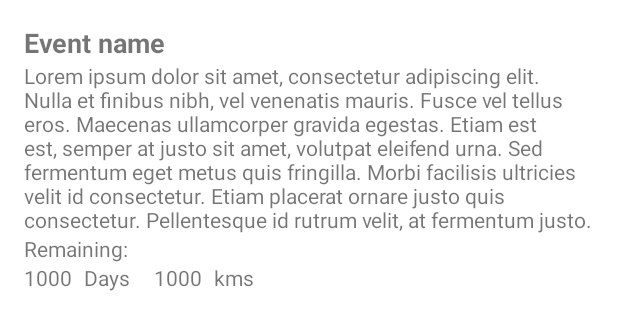
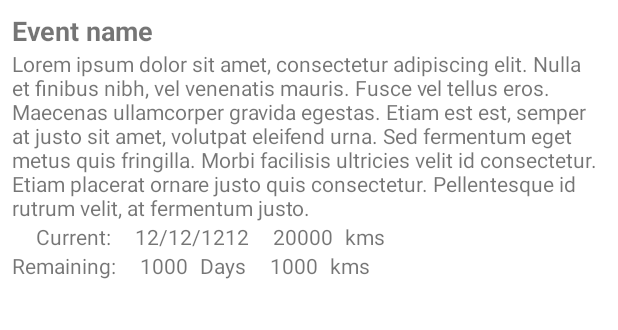
Before and after one commit to SamuSeen/MobilumTracker, an Android app: the layout item_event.xml on its own in the app's theme, with its tools: preview values and no code run, on a phone screen of 412 x 824 dp. Shown: the top 330 px of the screen. Run offline under Robolectric (Android 15) with nearby library versions, the phone set to English and light mode, and no system bars.

Commit message:
Seems finished, cleanup and bugs if any.

```diff
--- a/app/src/main/AndroidManifest.xml
+++ b/app/src/main/AndroidManifest.xml
@@ -7,9 +7,9 @@
         android:allowBackup="true"
         android:dataExtractionRules="@xml/data_extraction_rules"
         android:fullBackupContent="@xml/backup_rules"
-        android:icon="@mipmap/ic_launcher"
+        android:icon="@mipmap/logo_main_colour"
         android:label="@string/app_name"
-        android:roundIcon="@mipmap/ic_launcher_round"
+        android:roundIcon="@mipmap/logo_main_colour_round"
         android:supportsRtl="true"
         android:theme="@style/Theme.MobilumTracker"
         tools:targetApi="31">
--- a/app/src/main/java/com/example/mobilumtracker/ui/event/EventAdapter.kt
+++ b/app/src/main/java/com/example/mobilumtracker/ui/event/EventAdapter.kt
@@ -75,6 +75,8 @@ class EventAdapter(private var events: List<Event>) : RecyclerView.Adapter<Event
         fun bind(event: Event,) {
             binding.textViewEventName.text = event.event
             binding.textViewEventDescription.text = event.description
+            binding.textViewLastDistance.text = event.lastDistance.toString()
+            binding.textViewLastDate.text = event.lastDate
             val nextDate = SSUtils.getTargetDate(event)
             val durationText =
                 Duration.between(LocalDate.now().atStartOfDay(), nextDate.atStartOfDay()).toDays().toString()
--- a/app/src/main/res/layout/fragment_add.xml
+++ b/app/src/main/res/layout/fragment_add.xml
@@ -83,12 +83,13 @@
         android:text="@string/Last_date"
         android:textAppearance="?android:attr/textAppearanceMedium" />
 
+
     <EditText
         android:id="@+id/editTextLastDate"
         android:layout_width="match_parent"
         android:layout_height="wrap_content"
         android:ems="10"
-        android:hint="@string/Last_date"
+        android:hint="@string/DateFormat"
         android:importantForAutofill="no"
         android:inputType="datetime|date"
         android:minHeight="48dp"
--- a/app/src/main/res/layout/item_event.xml
+++ b/app/src/main/res/layout/item_event.xml
@@ -1,80 +1,114 @@
 <?xml version="1.0" encoding="utf-8"?>
 <androidx.constraintlayout.widget.ConstraintLayout xmlns:android="http://schemas.android.com/apk/res/android"
+    xmlns:app="http://schemas.android.com/apk/res-auto"
     android:layout_width="match_parent"
     android:layout_height="wrap_content"
-    xmlns:app="http://schemas.android.com/apk/res-auto"
-    android:padding="16dp">
+    android:padding="8dp">
 
     <TextView
         android:id="@+id/textViewEventName"
         android:layout_width="0dp"
         android:layout_height="wrap_content"
+        android:layout_marginBottom="8dp"
         android:text="@string/event_name"
+        android:textSize="18sp"
         android:textStyle="bold"
-        android:textSize="18sp"
-        android:layout_marginBottom="8dp"
-        app:layout_constraintTop_toTopOf="parent"
+        app:layout_constraintEnd_toEndOf="parent"
+        app:layout_constraintHorizontal_bias="0"
         app:layout_constraintStart_toStartOf="parent"
-        app:layout_constraintEnd_toEndOf="parent"
-        app:layout_constraintHorizontal_bias="0" />
+        app:layout_constraintTop_toTopOf="parent" />
 
     <TextView
         android:id="@+id/textViewEventDescription"
         android:layout_width="0dp"
         android:layout_height="wrap_content"
+        android:layout_marginBottom="16dp"
         android:text="@string/Lorem_Ipsum_1p"
-        android:layout_marginBottom="16dp"
-        app:layout_constraintTop_toBottomOf="@id/textViewEventName"
+        app:layout_constraintEnd_toEndOf="parent"
+        app:layout_constraintHorizontal_bias="0"
         app:layout_constraintStart_toStartOf="parent"
+        app:layout_constraintTop_toBottomOf="@id/textViewEventName" />
+
+    <LinearLayout
+        android:id="@+id/linearLayoutCurrent"
+        android:layout_width="0dp"
+        android:layout_height="wrap_content"
+        android:orientation="horizontal"
         app:layout_constraintEnd_toEndOf="parent"
-        app:layout_constraintHorizontal_bias="0" />
+        app:layout_constraintStart_toStartOf="parent"
+        app:layout_constraintTop_toBottomOf="@id/textViewEventDescription"
+        android:paddingHorizontal="16dp">
 
-    <TextView
-        android:id="@+id/textViewRemainingInfo"
-        android:layout_width="wrap_content"
-        android:layout_height="wrap_content"
-        android:text="@string/Remaining_info"
-        app:layout_constraintTop_toBottomOf="@id/textViewEventDescription"
-        app:layout_constraintStart_toStartOf="parent"
-        app:layout_constraintEnd_toEndOf="parent"
-        app:layout_constraintHorizontal_bias="0" />
+        <TextView
+            android:id="@+id/textViewCurrent"
+            android:layout_width="wrap_content"
+            android:layout_height="wrap_content"
+            android:text="@string/Current"
+            android:layout_marginEnd="16dp" />
+
+        <TextView
+            android:id="@+id/textViewLastDate"
+            android:layout_width="wrap_content"
+            android:layout_height="wrap_content"
+            android:text="@string/Example_last_date"
+            android:layout_marginEnd="16dp" />
+
+        <TextView
+            android:id="@+id/textViewLastDistance"
+            android:layout_width="wrap_content"
+            android:layout_height="wrap_content"
+            android:text="@string/Example_last_distance"
+            android:layout_marginEnd="8dp" />
+
+        <TextView
+            android:id="@+id/textViewLastDistanceKms"
+            android:layout_width="wrap_content"
+            android:layout_height="wrap_content"
+            android:text="@string/Kms" />
+    </LinearLayout>
 
     <LinearLayout
         android:layout_width="0dp"
         android:layout_height="wrap_content"
         android:orientation="horizontal"
-        app:layout_constraintTop_toBottomOf="@id/textViewRemainingInfo"
+        app:layout_constraintEnd_toEndOf="parent"
+        app:layout_constraintHorizontal_bias="0"
         app:layout_constraintStart_toStartOf="parent"
-        app:layout_constraintEnd_toEndOf="parent"
-        app:layout_constraintHorizontal_bias="0">
+        app:layout_constraintTop_toBottomOf="@id/linearLayoutCurrent">
+
+        <TextView
+            android:id="@+id/textViewRemaining"
+            android:layout_width="wrap_content"
+            android:layout_height="wrap_content"
+            android:layout_marginEnd="16dp"
+            android:text="@string/Remaining" />
 
         <TextView
             android:id="@+id/textViewDays"
             android:layout_width="wrap_content"
             android:layout_height="wrap_content"
-            android:text="@string/Example_days"
-            android:layout_marginEnd="8dp" />
+            android:layout_marginEnd="8dp"
+            android:text="@string/Example_days" />
 
         <TextView
             android:id="@+id/textViewTextDays"
             android:layout_width="wrap_content"
             android:layout_height="wrap_content"
-            android:text="@string/Days"
-            android:layout_marginEnd="16dp" />
+            android:layout_marginEnd="16dp"
+            android:text="@string/Days" />
 
         <TextView
             android:id="@+id/textViewDistance"
             android:layout_width="wrap_content"
             android:layout_height="wrap_content"
-            android:text="@string/Example_distance"
-            android:layout_marginEnd="8dp" />
+            android:layout_marginEnd="8dp"
+            android:text="@string/Example_distance" />
 
         <TextView
             android:id="@+id/textViewTextKms"
             android:layout_width="wrap_content"
             android:layout_height="wrap_content"
             android:text="@string/Kms" />
-
     </LinearLayout>
 
 </androidx.constraintlayout.widget.ConstraintLayout>
--- a/app/src/main/res/values/strings.xml
+++ b/app/src/main/res/values/strings.xml
@@ -36,4 +36,9 @@
     <string name="edit_mileage">Edit Mileage</string>
     <string name="current_mileage">Current Mileage:</string>
     <string name="back">Back</string>
+    <string name="Example_last_distance">20000</string>
+    <string name="Example_last_date">12/12/1212</string>
+    <string name="Current">Current:</string>
+    <string name="Remaining">Remaining:</string>
+    <string name="DateFormat">YYYY/mm/DD</string>
 </resources>
```
Also changed, not shown: app/src/main/java/com/example/mobilumtracker/MainActivity.kt (+29 -4 lines), app/src/main/java/com/example/mobilumtracker/Notifiactions.kt (+3 -12 lines), app/src/main/java/com/example/mobilumtracker/SSUtils.kt (+71 -1 lines), app/src/main/java/com/example/mobilumtracker/db/AppDatabase.kt (+5 -12 lines), app/src/main/java/com/example/mobilumtracker/db/Migrations.kt (added, +13 -0 lines), app/src/main/java/com/example/mobilumtracker/db/Mileage.kt (+11 -2 lines), app/src/main/java/com/example/mobilumtracker/ui/add/AddFragment.kt (+6 -2 lines), app/src/main/java/com/example/mobilumtracker/ui/calendar/CalendarFragment.kt (+11 -3 lines).
